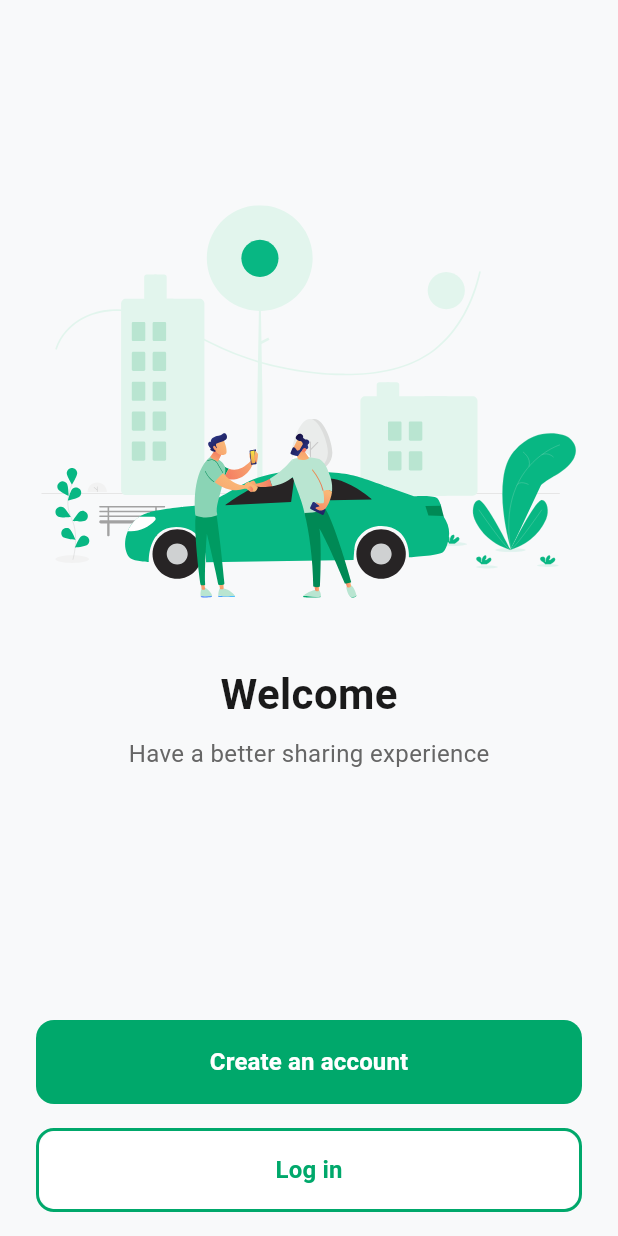
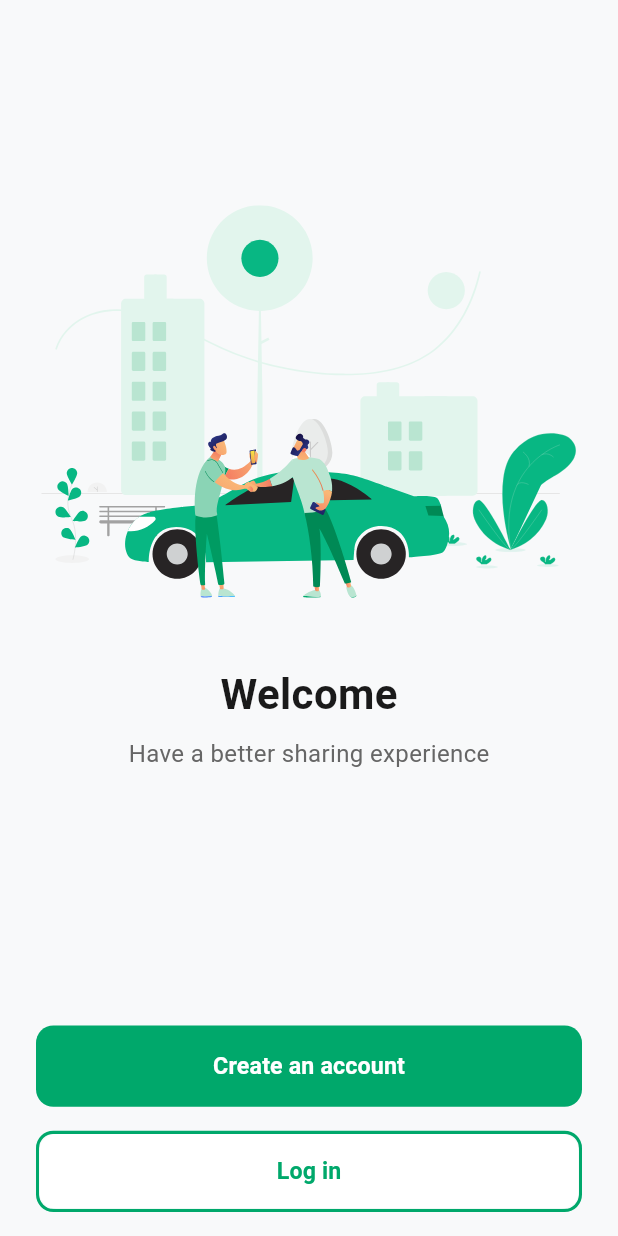
Before and after one commit to Saagarbhai/Learning, a Flutter app: the screen it shows after launch, after a tap on the "arrow forward" icon, after a tap on "Skip", on a phone screen of 412 x 824 dp. Run offline on Flutter 3.47's test engine with Material 3 defaults, Android fonts, the phone set to English and light mode, and no system bars; our stand-ins replace equatable, flutter_bloc, flutter_screenutil, flutter_svg, percent_indicator, pinput and 2 more.

Commit message:
creating Reaponsive app

```diff
--- a/lib/core/app/my_app.dart
+++ b/lib/core/app/my_app.dart
@@ -24,6 +24,11 @@ class MyApp extends StatelessWidget {
           final locale =
               state is LanguageLoaded ? state.locale : const Locale('en');
 
+          return ScreenUtilInit(
+            designSize: const Size(393, 852),
+            minTextAdapt: true,
+            splitScreenMode: true,
+            builder: (_, child) {
               return MaterialApp(
                 title: AppConstants.appName,
                 themeMode: ThemeMode.system,
@@ -40,6 +45,8 @@ class MyApp extends StatelessWidget {
                 home: const SplashScreen(),
               );
             },
+          );
+        },
       ),
     );
   }
--- a/lib/core/utils/app_export.dart
+++ b/lib/core/utils/app_export.dart
@@ -8,7 +8,9 @@ export 'package:equatable/equatable.dart';
 export 'package:shared_preferences/shared_preferences.dart';
 export 'package:http/http.dart';
 export 'package:flutter_localizations/flutter_localizations.dart';
+export 'package:flutter_screenutil/flutter_screenutil.dart';
 export '../l10n/l10n.dart';
+export 'responsive_utils.dart';
 export '../../view/splash/splash_screen.dart';
 export '../../view/home/home_screen.dart';
 export '../../view/onboarding/onboarding_screen.dart';
--- /dev/null
+++ b/lib/core/utils/responsive_utils.dart
@@ -0,0 +1,31 @@
+import 'package:flutter_screenutil/flutter_screenutil.dart';
+
+/// Utility class for responsive design
+class ResponsiveUtils {
+  /// Design width: 393px
+  static const double designWidth = 393;
+
+  /// Design height: 852px
+  static const double designHeight = 852;
+
+  /// Convert a horizontal value to responsive width
+  static double w(double width) => width.w;
+
+  /// Convert a vertical value to responsive height
+  static double h(double height) => height.h;
+
+  /// Convert a value to responsive radius (min of width and height)
+  static double r(double radius) => radius.r;
+
+  /// Convert a value to responsive font size
+  static double sp(double fontSize) => fontSize.sp;
+
+  /// Get screen width
+  static double getScreenWidth() => 1.sw;
+
+  /// Get screen height
+  static double getScreenHeight() => 1.sh;
+
+  /// Check if the current device is a tablet (width > 600dp)
+  static bool isTablet() => 1.sw > 600;
+}
--- a/lib/view/onboarding/onboarding_screen.dart
+++ b/lib/view/onboarding/onboarding_screen.dart
@@ -45,8 +45,8 @@ class OnboardingScreen extends StatelessWidget {
             centerTitle: true,
             title: Text(
               Lang.of(context).apptitle,
-              style: const TextStyle(
-                fontSize: 20,
+              style: TextStyle(
+                fontSize: 20.sp,
                 fontWeight: FontWeight.bold,
               ),
             ),
@@ -59,7 +59,7 @@ class OnboardingScreen extends StatelessWidget {
                   Lang.of(context).skip,
                   style: TextStyle(
                     color: Colors.grey.shade600,
-                    fontSize: 16,
+                    fontSize: 16.sp,
                   ),
                 ),
               )
@@ -102,7 +102,7 @@ class OnboardingScreen extends StatelessWidget {
                 child: Column(
                   children: [
                     CircularProgressButton(
-                      size: 80,
+                      size: 80.r,
                       onPressed: () {
                         if (currentPage < OnboardingBloc.totalPages - 1) {
                           // Simply add the NextPageEvent to handle page transition
@@ -134,44 +134,44 @@ class OnboardingScreen extends StatelessWidget {
     required String description,
   }) {
     return Padding(
-      padding: const EdgeInsets.all(20.0),
+      padding: EdgeInsets.all(20.0.r),
       child: Column(
         mainAxisAlignment: MainAxisAlignment.center,
         children: [
           SvgPicture.asset(
             image,
-            height: 220,
+            height: 220.h,
             errorBuilder: (context, error, stackTrace) {
               return Container(
-                height: 220,
+                height: 220.h,
                 width: double.infinity,
                 decoration: BoxDecoration(
                   color: Colors.grey[200],
-                  borderRadius: BorderRadius.circular(20),
+                  borderRadius: BorderRadius.circular(20.r),
                 ),
                 child: Icon(
                   Icons.directions_car,
-                  size: 100,
+                  size: 100.sp,
                   color: Colors.green[400],
                 ),
               );
             },
           ),
-          const SizedBox(height: 40),
+          SizedBox(height: 40.h),
           Text(
             title,
-            style: const TextStyle(
-              fontSize: 24,
+            style: TextStyle(
+              fontSize: 24.sp,
               fontWeight: FontWeight.bold,
               color: Color(0xFF333333),
             ),
             textAlign: TextAlign.center,
           ),
-          const SizedBox(height: 16),
+          SizedBox(height: 16.h),
           Text(
             description,
             style: TextStyle(
-              fontSize: 16,
+              fontSize: 16.sp,
               color: Colors.grey[600],
               height: 1.5,
             ),
--- a/lib/view/splash/splash_screen.dart
+++ b/lib/view/splash/splash_screen.dart
@@ -25,22 +25,22 @@ class SplashScreen extends StatelessWidget {
             // App logo
             Center(
               child: Container(
-                width: 120,
-                height: 120,
+                width: 120.w,
+                height: 120.h,
                 decoration: BoxDecoration(
                   color: Colors.white,
-                  borderRadius: BorderRadius.circular(20),
+                  borderRadius: BorderRadius.circular(20.r),
                   boxShadow: [
                     BoxShadow(
                       color: Colors.black.withOpacity(0.5),
-                      blurRadius: 20,
-                      offset: const Offset(0, 10),
+                      blurRadius: 20.r,
+                      offset: Offset(0, 10.h),
                     ),
                   ],
                 ),
-                child: const Icon(
+                child: Icon(
                   Icons.directions_car,
-                  size: 70,
+                  size: 70.sp,
                   color: Color(0xFF08B783),
                 ),
               ),
--- a/lib/view/widgets/custom_button.dart
+++ b/lib/view/widgets/custom_button.dart
@@ -51,24 +51,24 @@ class CustomButton extends StatelessWidget {
     final border = borderColor ?? (isPrimary ? null : const Color(0xFF00A86B));
 
     return Container(
-      width: width,
-      height: height,
+      width: width?.w,
+      height: height.h,
       margin: margin,
       decoration: BoxDecoration(
-        borderRadius: BorderRadius.circular(borderRadius),
+        borderRadius: BorderRadius.circular(borderRadius.r),
         border: isPrimary && border == null
             ? null
             : Border.all(
                 color: border ?? const Color(0xFF00A86B),
-                width: borderWidth,
+                width: borderWidth.w,
               ),
         boxShadow: showShadow
             ? [
                 BoxShadow(
                   color: bgColor
                       .withOpacity(isLoading || onPressed == null ? 0.1 : 0.25),
-                  blurRadius: 8,
-                  offset: const Offset(0, 4),
+                  blurRadius: 8.r,
+                  offset: Offset(0, 4.h),
                 ),
               ]
             : null,
@@ -82,17 +82,17 @@ class CustomButton extends StatelessWidget {
           elevation: 0,
           shadowColor: Colors.transparent,
           shape: RoundedRectangleBorder(
-            borderRadius: BorderRadius.circular(borderRadius),
+            borderRadius: BorderRadius.circular(borderRadius.r),
           ),
           padding: padding,
         ),
         child: isLoading
             ? SizedBox(
-                width: 24,
-                height: 24,
+                width: 24.w,
+                height: 24.h,
                 child: CircularProgressIndicator(
                   color: txtColor,
-                  strokeWidth: 2,
+                  strokeWidth: 2.w,
                 ),
               )
             : Row(
@@ -101,18 +101,18 @@ class CustomButton extends StatelessWidget {
                 children: [
                   if (prefixIcon != null) ...[
                     prefixIcon!,
-                    const SizedBox(width: 12),
+                    SizedBox(width: 12.w),
                   ],
                   Text(
                     text,
                     style: TextStyle(
-                      fontSize: fontSize,
+                      fontSize: fontSize.sp,
                       fontWeight: fontWeight,
                       color: txtColor,
                     ),
                   ),
                   if (suffixIcon != null) ...[
-                    const SizedBox(width: 12),
+                    SizedBox(width: 12.w),
                     suffixIcon!,
                   ],
                 ],
--- a/lib/view/widgets/custom_button_onbording.dart
+++ b/lib/view/widgets/custom_button_onbording.dart
@@ -48,29 +48,29 @@ class CircularProgressButton extends StatelessWidget {
           onPressed();
         }
       },
-      child: Container(
+      child: SizedBox(
         width: size,
         height: size,
         child: Stack(
           children: [
             CircularPercentIndicator(
               radius: size / 2,
-              lineWidth: 4,
+              lineWidth: 4.w,
               percent: _getProgressPercent(),
               progressColor: Color(0xFF08B783),
             ),
             Center(
               child: Container(
-                width: size - 15,
-                height: size - 15,
+                width: size - 15.w,
+                height: size - 15.h,
                 decoration: BoxDecoration(
                   color: Color(0xFF08B783),
                   shape: BoxShape.circle,
                   boxShadow: [
                     BoxShadow(
                       color: Colors.black.withOpacity(0.1),
-                      blurRadius: 4,
-                      offset: Offset(0, 2),
+                      blurRadius: 4.r,
+                      offset: Offset(0, 2.h),
                     ),
                   ],
                 ),
@@ -80,14 +80,14 @@ class CircularProgressButton extends StatelessWidget {
                           'Go',
                           style: TextStyle(
                             color: Colors.white,
-                            fontSize: size * 0.25,
+                            fontSize: (size * 0.25).sp,
                             fontWeight: FontWeight.w600,
                           ),
                         )
                       : Icon(
                           Icons.arrow_forward,
                           color: Colors.white,
-                          size: size * 0.4,
+                          size: (size * 0.4).sp,
                         ),
                 ),
               ),
--- a/pubspec.yaml
+++ b/pubspec.yaml
@@ -38,6 +38,7 @@ dependencies:
   flutter_gen_runner: ^5.10.0
   flutter_localizations:
     sdk: flutter
+  flutter_screenutil: ^5.9.0
   flutter_svg: ^2.1.0
   http: ^1.1.0
   intl: ^0.19.0
```
Also changed, not shown: pubspec.lock. Lines whose indentation alone changed are shown as unchanged.
